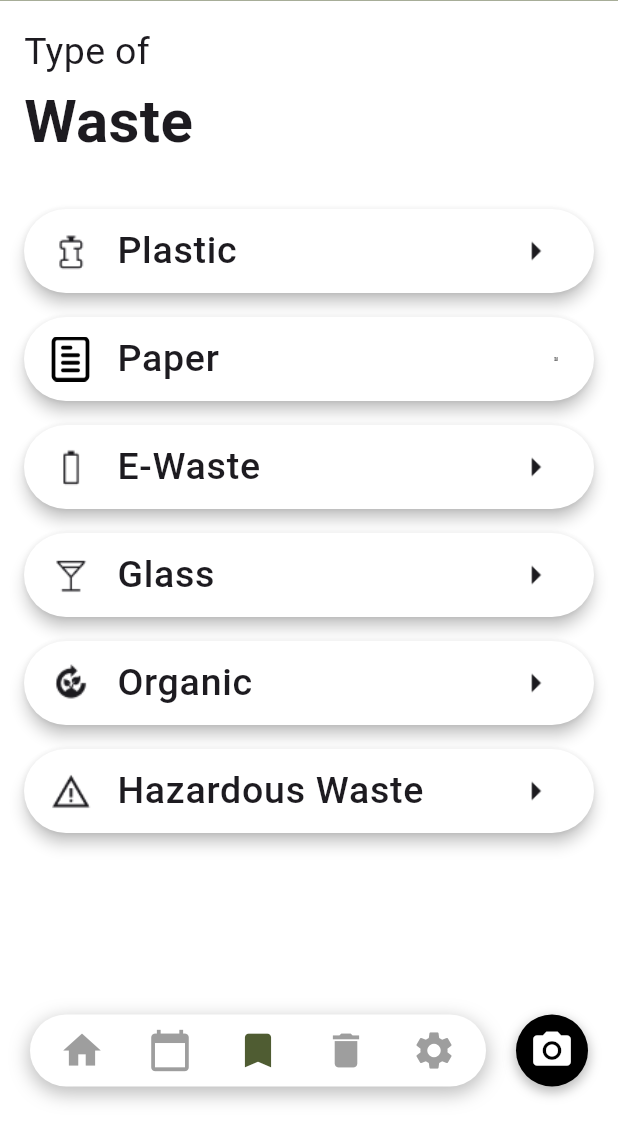
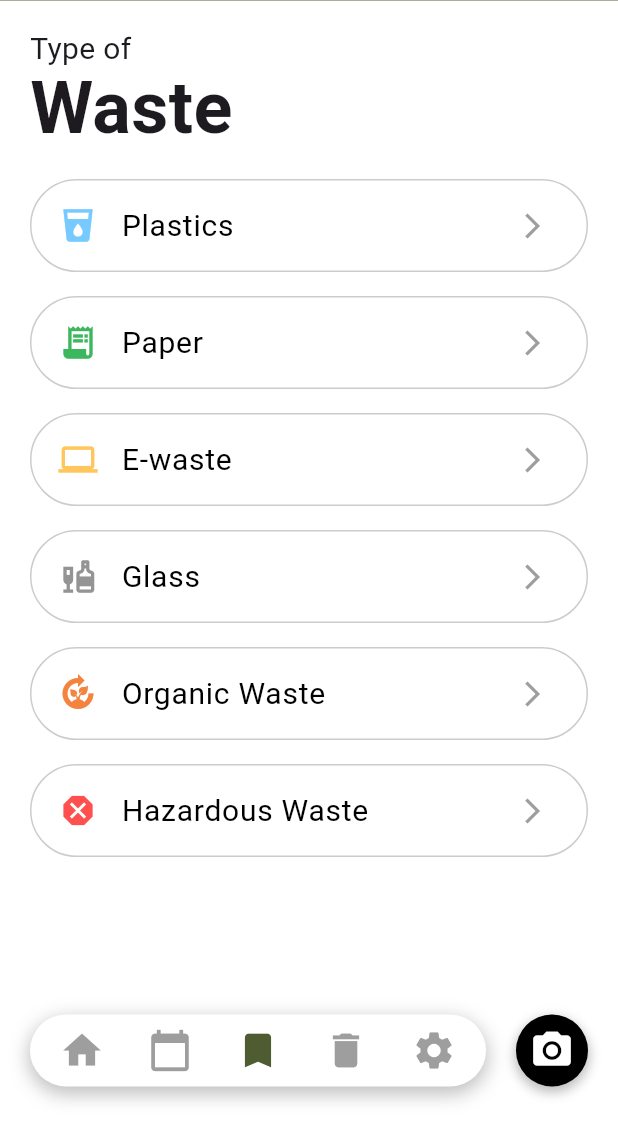
Before and after one commit to SakanaIsReal/TrashScan, a Flutter app: the TrashdictScreen screen opened by its route, on a phone screen of 412 x 824 dp, the part 112-1236 px from its top. Run offline on Flutter 3.47's test engine with Material 3 defaults, Android fonts, the phone set to English and light mode, and no system bars; our stand-ins replace camera, flutter_dotenv, flutter_svg, geolocator, go_router, google_maps_flutter and 2 more.

Commit message:
fix: change hard coded card to ListView.builder

```diff
--- a/lib/screens/trashDict_screen.dart
+++ b/lib/screens/trashDict_screen.dart
@@ -1,175 +1,82 @@
 import 'package:flutter/material.dart';
+import 'package:go_router/go_router.dart';
 import 'package:trashscan/widgets/custom_app_bar.dart';
 import 'package:trashscan/widgets/bottom_nav_bar.dart';
+import '../models/trash_information_model.dart';
 
 class TrashdictScreen extends StatelessWidget {
   const TrashdictScreen({super.key});
 
   @override
   Widget build(BuildContext context) {
+    final categories = TrashInformationModel.getCategories();
+
     return Scaffold(
       appBar: CustomAppBar(),
       body: Padding(
-          padding: EdgeInsets.all(16.0),
+        padding: const EdgeInsets.all(20.0),
         child: Column(
           crossAxisAlignment: CrossAxisAlignment.start,
           children: [
             Text(
               "Type of",
-                style: TextStyle(fontSize: 25),
+              style: TextStyle(fontSize: 20, height: 0),
             ),
             Text(
               "Waste",
-                style: TextStyle(fontSize: 40, fontWeight: FontWeight.bold),
+              style: TextStyle(fontSize: 48, fontWeight: FontWeight.bold, height: 0),
             ),
-              SizedBox(height: 30),
-              Card(
+            const SizedBox(height: 20),
+            Expanded(
+              child: ListView.builder(
+                itemCount: categories.length,
+                itemBuilder: (context, index) {
+                  final category = categories[index];
+                  return Container(
+                    margin: const EdgeInsets.only(bottom: 16),
+                    padding: EdgeInsets.all(2),
+                    decoration: BoxDecoration(
                       color: Colors.white,
-                margin: EdgeInsets.only(bottom: 16),
-                elevation: 4,
-                shape: RoundedRectangleBorder(
                       borderRadius: BorderRadius.circular(50),
+                      border: Border.all(
+                        color: const Color.fromARGB(255, 204, 204, 204),
+                        width: 1.0,
+                      ),
                     ),
                     child: ListTile(
-                  leading: Image.asset(
-                    'assets/icons/plastic_icon.png',
-                    width: 30,
-                    height: 30,
+                      leading: Icon(
+                        category.icon,
+                        color: category.color,
+                        size: 26,
                       ),
-                  title: Text('Plastic',
-                      style:
-                          TextStyle(fontSize: 25, fontWeight: FontWeight.w500)),
-                  trailing: Image.asset(
-                    'assets/icons/arrow_right.png',
-                    width: 30,
-                    height: 30,
-                  ),
-                  onTap: () {},
+                      title: Text(
+                        category.name,
+                        style: TextStyle(
+                          fontSize: 20,
+                          fontWeight: FontWeight.w400,
+                          color: Colors.black,
                         ),
                       ),
-              Card(
-                color: Colors.white,
-                margin: EdgeInsets.only(bottom: 16),
-                elevation: 4,
-                shape: RoundedRectangleBorder(
-                  borderRadius: BorderRadius.circular(50),
+                      trailing: Icon(
+                        Icons.arrow_forward_ios,
+                        color: Colors.grey,
+                        size: 20,
                       ),
-                child: ListTile(
-                  leading: Image.asset(
-                    'assets/icons/paper.png',
-                    width: 30,
-                    height: 30,
+                      onTap: () {
+                        context.pushNamed(
+                          'education',
+                          pathParameters: {'id': category.id.toString()},
+                        );
+                      },
                     ),
-                  title: Text('Paper',
-                      style:
-                          TextStyle(fontSize: 25, fontWeight: FontWeight.w500)),
-                  trailing: Image.asset(
-                    'assets/icons/paper.png',
-                    width: 3,
-                    height: 3,
-                  ),
-                  onTap: () {},
-                ),
-              ),
-              Card(
-                color: Colors.white,
-                margin: EdgeInsets.only(bottom: 16),
-                elevation: 4,
-                shape: RoundedRectangleBorder(
-                  borderRadius: BorderRadius.circular(50),
-                ),
-                child: ListTile(
-                  leading: Image.asset(
-                    'assets/icons/battery_0_bar_icon.png',
-                    width: 30,
-                    height: 30,
-                  ),
-                  title: Text('E-Waste',
-                      style:
-                          TextStyle(fontSize: 25, fontWeight: FontWeight.w500)),
-                  trailing: Image.asset(
-                    'assets/icons/arrow_right.png',
-                    width: 30,
-                    height: 30,
-                  ),
-                  onTap: () {},
-                ),
-              ),
-              Card(
-                color: Colors.white,
-                margin: EdgeInsets.only(bottom: 16),
-                elevation: 4,
-                shape: RoundedRectangleBorder(
-                  borderRadius: BorderRadius.circular(50),
-                ),
-                child: ListTile(
-                  leading: Image.asset(
-                    'assets/icons/glass_icon.png',
-                    width: 30,
-                    height: 30,
-                  ),
-                  title: Text('Glass',
-                      style:
-                          TextStyle(fontSize: 25, fontWeight: FontWeight.w500)),
-                  trailing: Image.asset(
-                    'assets/icons/arrow_right.png',
-                    width: 30,
-                    height: 30,
-                  ),
-                  onTap: () {},
-                ),
-              ),
-              Card(
-                color: Colors.white,
-                margin: EdgeInsets.only(bottom: 16),
-                elevation: 4,
-                shape: RoundedRectangleBorder(
-                  borderRadius: BorderRadius.circular(50),
-                ),
-                child: ListTile(
-                  leading: Image.asset(
-                    'assets/icons/organic_icon.png',
-                    width: 30,
-                    height: 30,
-                  ),
-                  title: Text('Organic',
-                      style:
-                          TextStyle(fontSize: 25, fontWeight: FontWeight.w500)),
-                  trailing: Image.asset(
-                    'assets/icons/arrow_right.png',
-                    width: 30,
-                    height: 30,
-                  ),
-                  onTap: () {},
-                ),
-              ),
-              Card(
-                color: Colors.white,
-                margin: EdgeInsets.only(bottom: 16),
-                elevation: 4,
-                shape: RoundedRectangleBorder(
-                  borderRadius: BorderRadius.circular(50),
-                ),
-                child: ListTile(
-                  leading: Image.asset(
-                    'assets/icons/hazardous_icon.png',
-                    width: 30,
-                    height: 30,
-                  ),
-                  title: Text('Hazardous Waste',
-                      style:
-                          TextStyle(fontSize: 25, fontWeight: FontWeight.w500)),
-                  trailing: Image.asset(
-                    'assets/icons/arrow_right.png',
-                    width: 30,
-                    height: 30,
-                  ),
-                  onTap: () {},
+                  );
+                },
               ),
             ),
           ],
         ),
       ),
-        bottomNavigationBar: BottomNavBar(selectedIndex: 2));
+      bottomNavigationBar: BottomNavBar(selectedIndex: 2),
+    );
   }
 }
```
Lines whose indentation alone changed are shown as unchanged.
